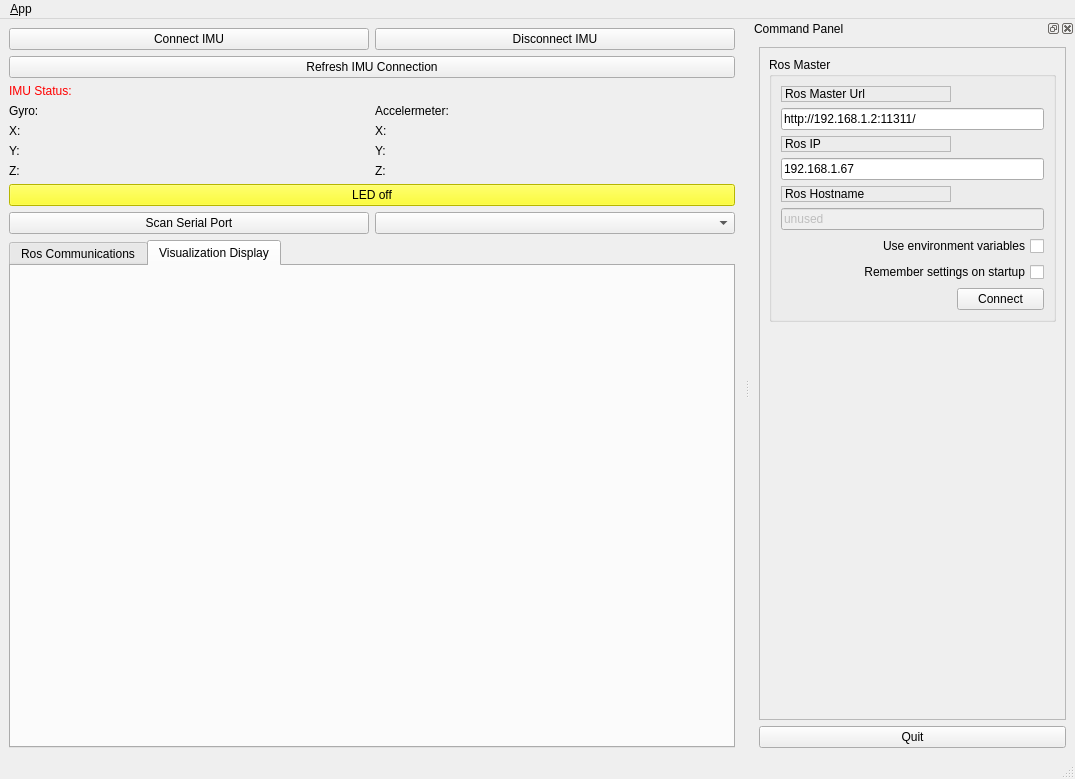
Qt form ui/main_window.ui (LennonHuang/test_qt) before a commit.
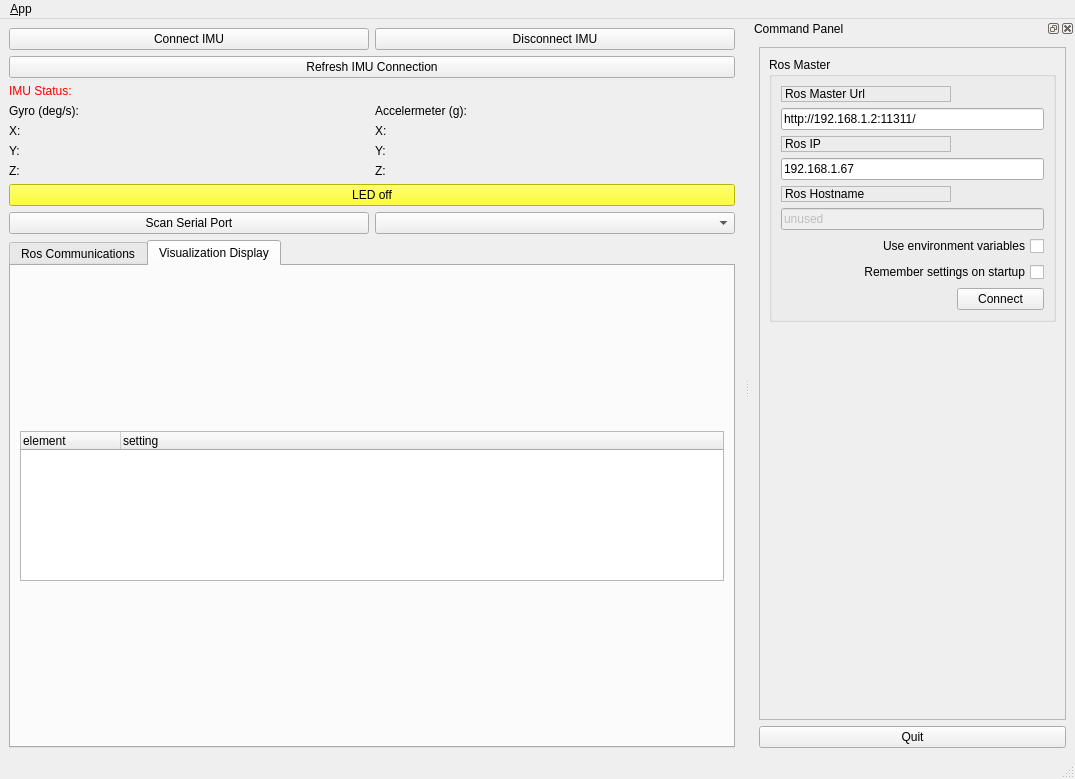
The same form after that commit. Icons and pictures are not drawn.

Commit message: Add RVIZ camera and laser point size

```diff
--- a/ui/main_window.ui
+++ b/ui/main_window.ui
@@ -66,7 +66,7 @@
           <item>
            <widget class="QLabel" name="gyro_label">
             <property name="text">
-             <string>Gyro:</string>
+             <string>Gyro (deg/s):</string>
             </property>
            </widget>
           </item>
@@ -98,7 +98,7 @@
           <item>
            <widget class="QLabel" name="acc_label">
             <property name="text">
-             <string>Accelermeter:</string>
+             <string>Accelermeter (g):</string>
             </property>
            </widget>
           </item>
@@ -204,6 +204,29 @@
         <string>Visualization Display</string>
        </attribute>
        <layout class="QVBoxLayout" name="verticalLayout_7">
+        <item>
+         <widget class="QTreeWidget" name="rviz_treeWidget">
+          <property name="maximumSize">
+           <size>
+            <width>16777215</width>
+            <height>150</height>
+           </size>
+          </property>
+          <property name="columnCount">
+           <number>2</number>
+          </property>
+          <column>
+           <property name="text">
+            <string>element</string>
+           </property>
+          </column>
+          <column>
+           <property name="text">
+            <string>setting</string>
+           </property>
+          </column>
+         </widget>
+        </item>
         <item>
          <layout class="QVBoxLayout" name="layout_rviz"/>
         </item>
```
The commit also changes 4 other files.
